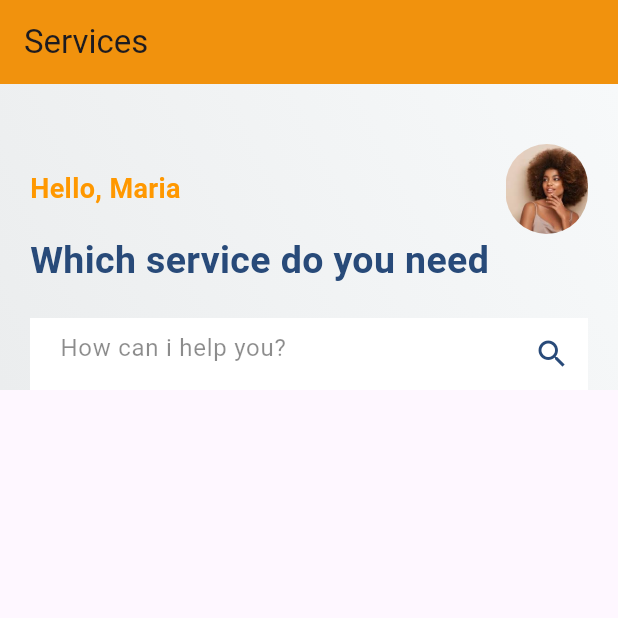
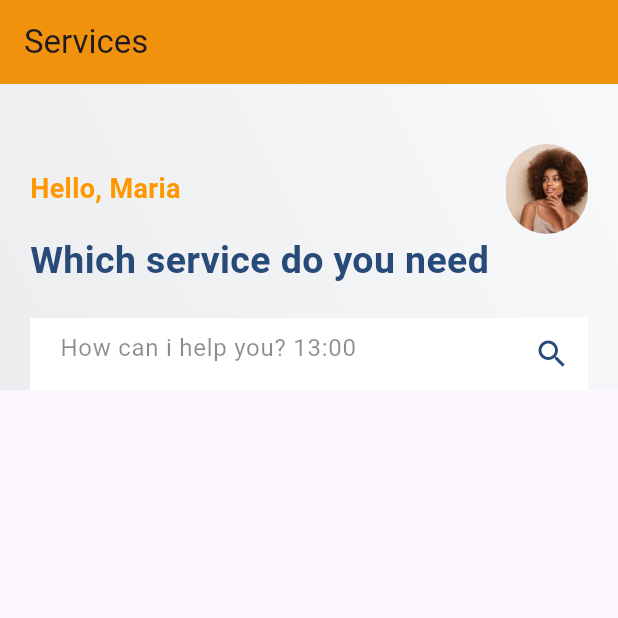
Before and after one commit to Senwin5/serviceproduction, a Flutter app: the screen it shows after launch, on a phone screen of 412 x 824 dp, the top half of it. Run offline on Flutter 3.47's test engine with Material 3 defaults, Android fonts, the phone set to English and light mode, and no system bars.

Commit message:
Services page

```diff
--- a/lib/pages/home.dart
+++ b/lib/pages/home.dart
@@ -74,7 +74,7 @@ class _HomeState extends State<Home> {
                     child: TextField(
                       decoration: InputDecoration(
                         border: InputBorder.none,
-                        hintText: "How can i help you?",
+                        hintText: "How can i help you? 13:00",
                         hintStyle: TextStyle(color: Colors.black45),
                         suffixIcon: Icon(
                           Icons.search,
```
